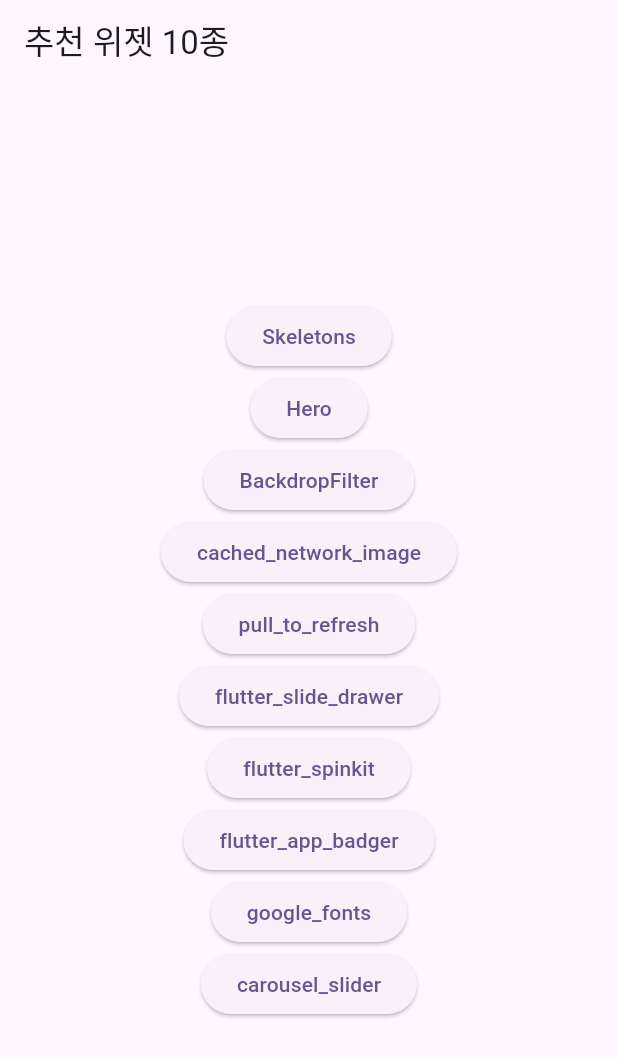
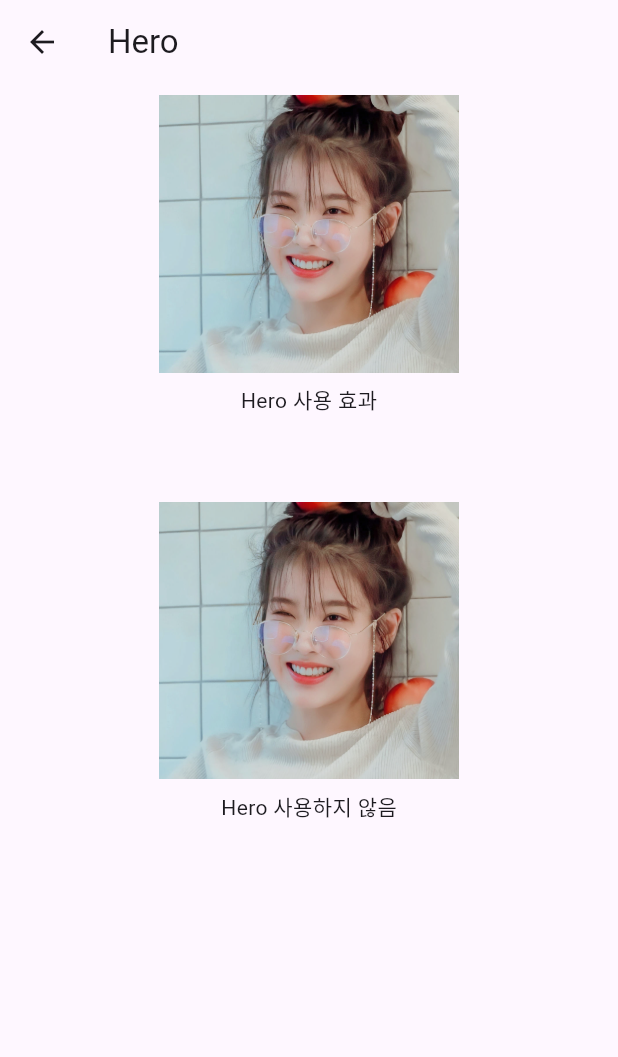
Before and after one commit to poseidonKey/recommend_widget, a Flutter app: the screen it shows after launch, after a tap on "Hero", on a phone screen of 412 x 824 dp. Shown: the top 1057 px of the screen. Run offline on Flutter 3.47's test engine with Material 2 defaults, Android fonts, the phone set to English and light mode, and no system bars; our stand-ins replace skeletons.

Commit message:
hero 예제  위젯 세팅

```diff
--- /dev/null
+++ b/lib/src/hero/hero_page.dart
@@ -0,0 +1,52 @@
+import 'package:dev_man_recommend_flutter_widget/src/hero/hero_detail_page.dart';
+import 'package:dev_man_recommend_flutter_widget/src/hero/none_hero_detail_page.dart';
+import 'package:flutter/material.dart';
+
+class HeroPage extends StatelessWidget {
+  const HeroPage({super.key});
+
+  @override
+  Widget build(BuildContext context) {
+    return Scaffold(
+      appBar: AppBar(title: const Text('Hero')),
+      body: Center(
+        child: Column(
+          children: [
+            GestureDetector(
+              onTap: () {
+                Navigator.push(
+                    context,
+                    MaterialPageRoute(
+                        builder: (context) => const HeroDetailPage()));
+              },
+              child: Hero(
+                tag: 'iu_hero_tag',
+                child: Image.asset(
+                  'assets/images/avatar.png',
+                  width: 200,
+                  height: 200,
+                ),
+              ),
+            ),
+            const Text('Hero 사용 효과'),
+            const SizedBox(height: 50),
+            GestureDetector(
+              onTap: () {
+                Navigator.push(
+                    context,
+                    MaterialPageRoute(
+                        builder: (context) => const NoneHeroDetailPage()));
+              },
+              child: Image.asset(
+                'assets/images/avatar.png',
+                width: 200,
+                height: 200,
+              ),
+            ),
+            const Text('Hero 사용하지 않음'),
+          ],
+        ),
+      ),
+    );
+  }
+}
--- a/lib/src/home.dart
+++ b/lib/src/home.dart
@@ -1,3 +1,4 @@
+import 'package:dev_man_recommend_flutter_widget/src/hero/hero_page.dart';
 import 'package:dev_man_recommend_flutter_widget/src/skeletons/skeletons_page.dart';
 import 'package:flutter/material.dart';
 
@@ -24,7 +25,9 @@ class Home extends StatelessWidget {
               child: const Text('Skeletons'),
             ),
             ElevatedButton(
-              onPressed: () {},
+              onPressed: () {
+                gotoPage(context, const HeroPage());
+              },
               child: const Text('Hero'),
             ),
             ElevatedButton(
```
Also changed, not shown: lib/src/hero/hero_detail_page.dart (added, +24 -0 lines), lib/src/hero/none_hero_detail_page.dart (added, +21 -0 lines).
